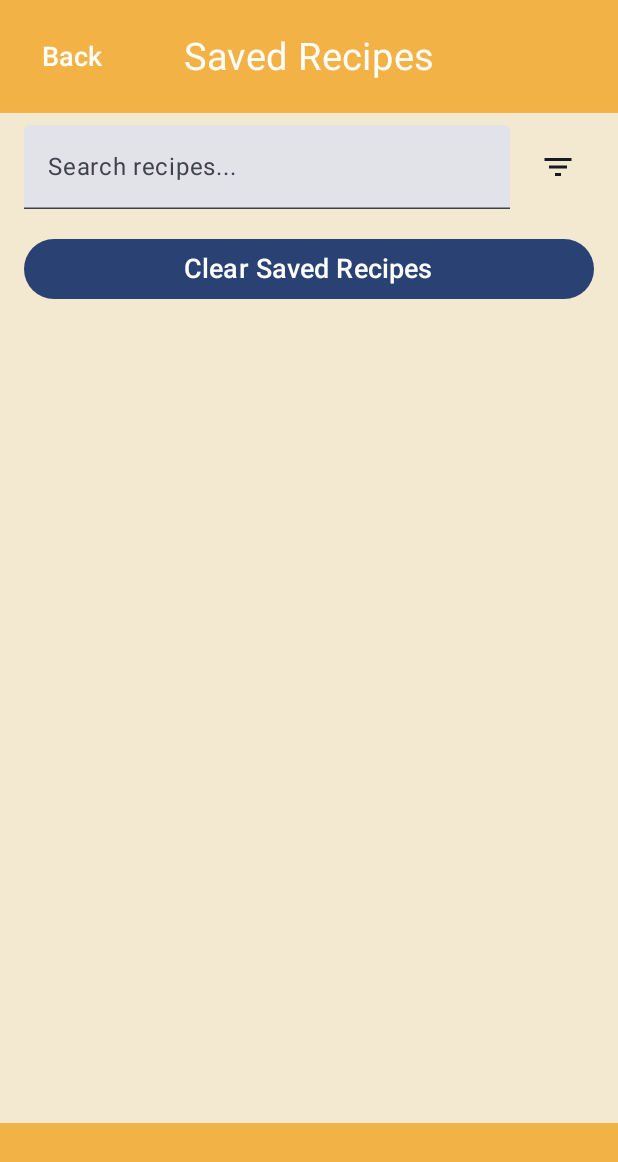
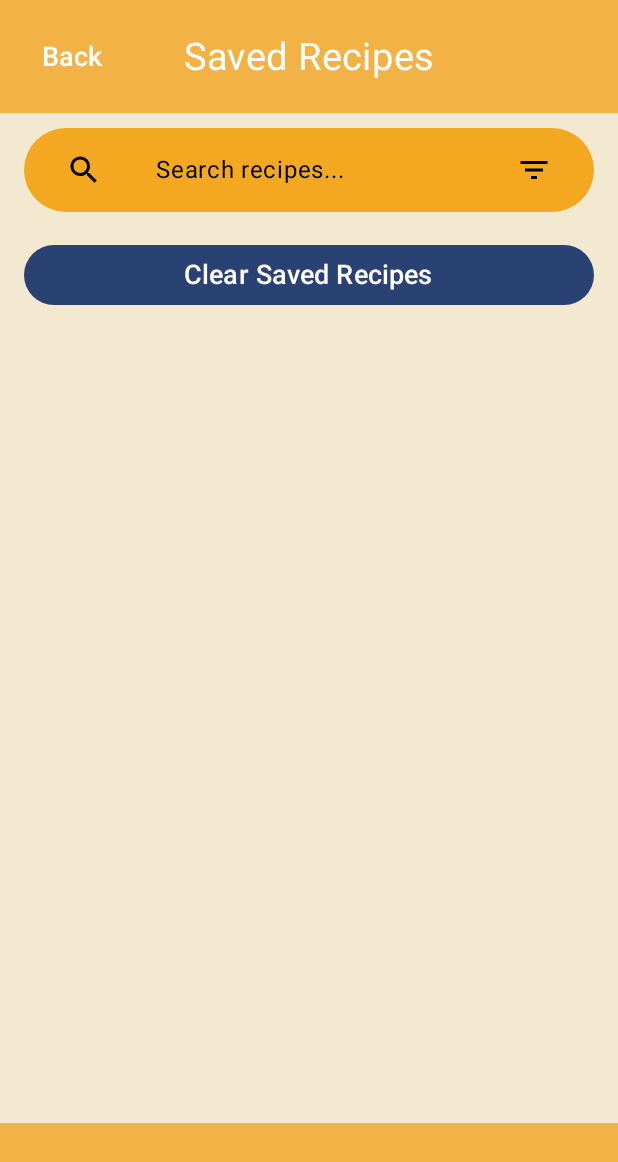
Before and after one commit to HTEThub/MyRecipeTracker, an Android app built with Jetpack Compose: the SavedRecipesScreen screen opened through its navigation route, on a phone screen of 412 x 824 dp. Shown: the top 1162 px of the screen. Run offline under Robolectric (Android 15) with nearby library versions, the phone set to English and light mode, and no system bars; our stand-ins replace Room's generated code.

Commit message:
Created a search bar component with search and filter button

```diff
--- /dev/null
+++ b/app/src/main/java/com/htet08/myrecipetracker/ui/components/PillShapedSearchBar.kt
@@ -0,0 +1,83 @@
+package com.htet08.myrecipetracker.ui.components
+
+import androidx.compose.foundation.layout.*
+import androidx.compose.foundation.shape.RoundedCornerShape
+import androidx.compose.material.icons.Icons
+import androidx.compose.material.icons.filled.FilterList
+import androidx.compose.material.icons.filled.Search
+import androidx.compose.material3.ExperimentalMaterial3Api
+import androidx.compose.material3.Icon
+import androidx.compose.material3.IconButton
+import androidx.compose.material3.Surface
+import androidx.compose.material3.Text
+import androidx.compose.material3.TextField
+import androidx.compose.material3.TextFieldDefaults
+import androidx.compose.runtime.Composable
+import androidx.compose.ui.Alignment
+import androidx.compose.ui.Modifier
+import androidx.compose.ui.graphics.Color
+import androidx.compose.ui.tooling.preview.Preview
+import androidx.compose.ui.unit.dp
+
+@OptIn(ExperimentalMaterial3Api::class)
+@Composable
+fun PillShapedSearchBar(
+    query: String,
+    onQueryChange: (String) -> Unit,
+    onSearchClick: () -> Unit,
+    onFilterClick: () -> Unit
+) {
+    Surface(
+        shape = RoundedCornerShape(50),
+        color = Color(0xFFF4A822), // light background for the pill shape
+        modifier = Modifier
+            .fillMaxWidth()
+            .padding(horizontal = 16.dp, vertical = 10.dp)
+    ) {
+        Row(
+            verticalAlignment = Alignment.CenterVertically,
+            modifier = Modifier.padding(horizontal = 16.dp, vertical = 0.1.dp)
+        ) {
+            // Clickable Search Icon wrapped in IconButton
+            IconButton(onClick = onSearchClick) {
+                Icon(
+                    imageVector = Icons.Filled.Search,
+                    contentDescription = "Search Icon",
+                    tint = Color.Black
+                )
+            }
+            Spacer(modifier = Modifier.width(8.dp))
+            TextField(
+                value = query,
+                onValueChange = onQueryChange,
+                placeholder = { Text("Search recipes...", color = Color.Black) },
+                modifier = Modifier.weight(1f),
+                colors = TextFieldDefaults.textFieldColors(
+                    containerColor = Color.Transparent,
+                    focusedIndicatorColor = Color.Transparent,
+                    unfocusedIndicatorColor = Color.Transparent
+                )
+            )
+            Spacer(modifier = Modifier.width(8.dp))
+            // Filter Icon Button remains unchanged
+            IconButton(onClick = onFilterClick) {
+                Icon(
+                    imageVector = Icons.Filled.FilterList,
+                    contentDescription = "Filter Icon",
+                    tint = Color.Black
+                )
+            }
+        }
+    }
+}
+
+@Preview(showBackground = true)
+@Composable
+fun PillShapedSearchBarPreview() {
+    PillShapedSearchBar(
+        query = "",
+        onQueryChange = {},
+        onSearchClick = {},
+        onFilterClick = {}
+    )
+}
--- a/app/src/main/java/com/htet08/myrecipetracker/ui/screens/RecipeListScreen.kt
+++ b/app/src/main/java/com/htet08/myrecipetracker/ui/screens/RecipeListScreen.kt
@@ -15,11 +15,13 @@ import androidx.compose.ui.unit.dp
 import androidx.compose.ui.unit.sp
 import androidx.navigation.NavHostController
 import com.htet08.myrecipetracker.navigation.Routes
+import com.htet08.myrecipetracker.ui.components.PillShapedSearchBar
 import com.htet08.myrecipetracker.ui.components.RecipeBottomAppBar
 import com.htet08.myrecipetracker.ui.components.RecipeTopAppBar
 import com.htet08.myrecipetracker.viewmodel.RecipeFormViewModel
 import kotlinx.coroutines.launch
 
+@OptIn(ExperimentalMaterial3Api::class)
 @Composable
 fun SavedRecipesScreen(
     navController: NavHostController,
@@ -57,29 +59,13 @@ fun SavedRecipesScreen(
         ) {
             // The Column below holds fixed elements (search bar and clear button) and a scrollable list.
             Column(modifier = Modifier.fillMaxSize()) {
-                // Fixed Search Bar with Filter Icon
-                Row(
-                    verticalAlignment = Alignment.CenterVertically,
-                    modifier = Modifier
-                        .fillMaxWidth()
-                        .padding(horizontal = 16.dp, vertical = 8.dp)
-                ) {
-                    TextField(
-                        value = searchQuery,
-                        onValueChange = { searchQuery = it },
-                        placeholder = { Text("Search recipes...") },
-                        modifier = Modifier.weight(1f)
-                    )
-                    IconButton(
-                        onClick = { /* TODO: add filter functionality later */ },
-                        modifier = Modifier.padding(start = 8.dp)
-                    ) {
-                        Icon(
-                            imageVector = Icons.Filled.FilterList,
-                            contentDescription = "Filter Settings"
-                        )
-                    }
-                }
+                // Fixed Pill-Shaped Search Bar with filter tool
+                PillShapedSearchBar(
+                    query = searchQuery,
+                    onQueryChange = { searchQuery = it },
+                    onFilterClick = { /* TODO: add filter functionality later */ },
+                    onSearchClick = { /* TODO: add filter functionality later */ }
+                )
                 // Fixed Clear Saved Recipes Button
                 Button(
                     onClick = {
```
